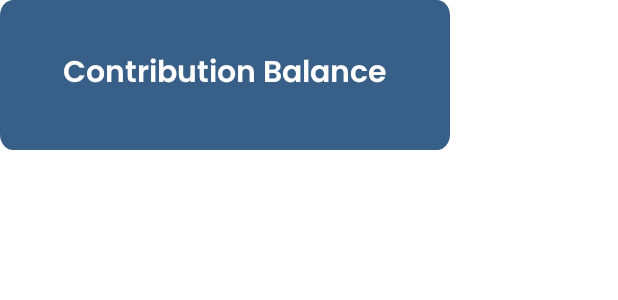
After one commit to Studiosnlabs/CEWA-v2, an Android app: the layout fragment_card_front.xml on its own in the app's theme, with its tools: preview values and no code run, on a phone screen of 412 x 824 dp. The commit adds this screen. Shown: the top 300 px of the screen. Run offline under Robolectric (Android 15) with nearby library versions, the phone set to English and light mode, and no system bars.

Commit message:
prototype ui clean up started

```diff
--- /dev/null
+++ b/app/src/main/res/layout/fragment_card_front.xml
@@ -0,0 +1,50 @@
+<?xml version="1.0" encoding="utf-8"?>
+<RelativeLayout xmlns:android="http://schemas.android.com/apk/res/android"
+    xmlns:tools="http://schemas.android.com/tools"
+    android:layout_width="300dp"
+    android:layout_height="100dp"
+    android:background="@drawable/ic_balancerec"
+    tools:context=".CardBackFragment">
+
+
+
+    <TextView
+        android:id="@+id/memberIdTitle"
+        android:layout_width="wrap_content"
+        android:layout_height="wrap_content"
+        android:layout_marginLeft="10dp"
+        android:layout_marginBottom="10dp"
+        android:fontFamily="@font/poppinsemibold"
+        android:visibility="gone"
+        android:text="Contribution"
+        android:textColor="@color/white"
+        android:textSize="12sp" />
+
+    <TextView
+        android:id="@+id/userMemberID"
+        android:layout_width="wrap_content"
+        android:layout_height="wrap_content"
+        android:layout_below="@id/memberIdTitle"
+        android:layout_alignStart="@+id/memberIdTitle"
+        android:fontFamily="@font/poppinsregular"
+        android:text="1156897"
+        android:textColor="@color/white"
+        android:textSize="10sp"
+        android:visibility="gone" />
+
+
+    <TextView
+        android:id="@+id/ContributionTag"
+        android:layout_width="wrap_content"
+        android:layout_height="wrap_content"
+        android:layout_below="@+id/userMemberID"
+        android:layout_centerInParent="true"
+        android:fontFamily="@font/poppinsemibold"
+        android:text="Contribution Balance"
+        android:textColor="@color/white"
+        android:textSize="20sp" />
+
+
+
+
+</RelativeLayout>
--- /dev/null
+++ b/app/src/main/res/values/integers.xml
@@ -0,0 +1,5 @@
+<?xml version="1.0" encoding="utf-8"?>
+<resources>
+    <integer name="card_flip_time_full">300</integer>
+    <integer name="card_flip_time_half">150</integer>
+</resources>
--- a/app/src/main/res/values/strings.xml
+++ b/app/src/main/res/values/strings.xml
@@ -3,4 +3,6 @@
     <!-- TODO: Remove or change this placeholder text -->
     <string name="channel_name">CEWA</string>
     <string name="channel_description">New CEWA Notification</string>
+    <!-- TODO: Remove or change this placeholder text -->
+    <string name="hello_blank_fragment">Hello blank fragment</string>
 </resources>
```
Also changed, not shown: app/src/main/java/com/example/cocoabodcreditunionapp/CardBackFragment.java (added, +24 -0 lines), app/src/main/java/com/example/cocoabodcreditunionapp/CardFrontFragment.java (added, +21 -0 lines), app/src/main/java/com/example/cocoabodcreditunionapp/MainActivity.java (+66 -9 lines), app/src/main/res/layout/activity_main.xml (+18 -22 lines), app/src/main/res/layout/fragment_card_back.xml (added, +50 -0 lines).
